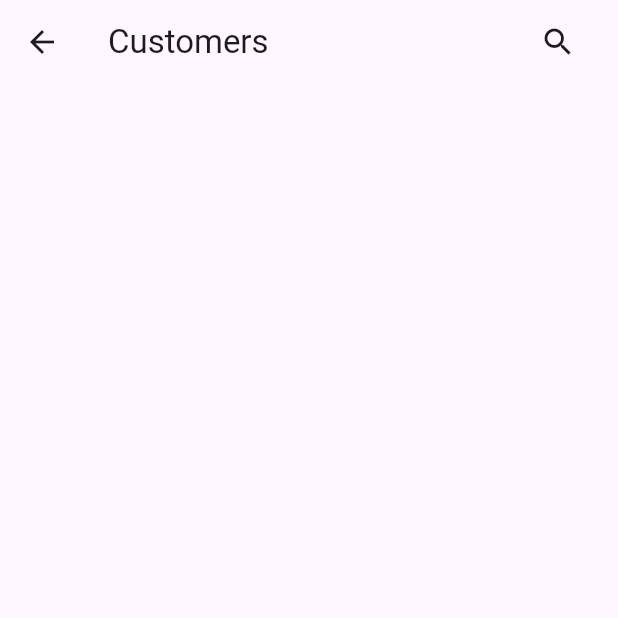
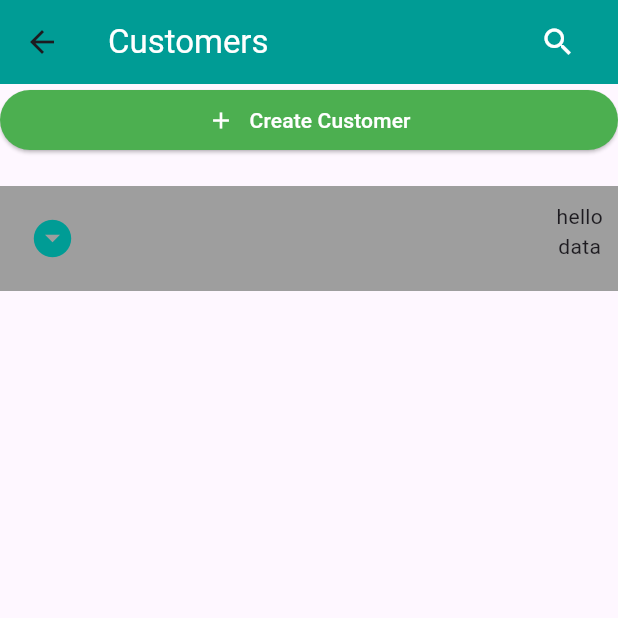
Before and after one commit to mariam1502/Get-Payin-mobile-app, a Flutter app: the CustomerScreen screen opened by its route, on a phone screen of 412 x 824 dp, the top half of it. Run offline on Flutter 3.47's test engine with Material 2 defaults, Android fonts, the phone set to English and light mode, and no system bars; our stand-ins replace fl_chart, go_router.

Commit message:
customer-details UI

```diff
--- a/lib/router/routes.dart
+++ b/lib/router/routes.dart
@@ -12,6 +12,7 @@ import '../screens/report-screen.dart';
 import '../screens/setting-screen.dart';
 import '../screens/vendors-screen.dart';
 import '../widgets/bottom_nav.dart';
+import '../screens/customers-details-screen.dart';
 
 class MyRoutes {
   final GoRouter myrouter = GoRouter(
@@ -26,6 +27,12 @@ class MyRoutes {
             path: 'customers',
             builder: (BuildContext context, GoRouterState state) {
               return const CustomerScreen();
+            },
+          ),
+          GoRoute(
+            path: 'customers-details',
+            builder: (BuildContext context, GoRouterState state) {
+              return const CustomerDetailsScreen();
             },
           ),
           GoRoute(
--- a/lib/screens/customers-screen.dart
+++ b/lib/screens/customers-screen.dart
@@ -1,5 +1,7 @@
 import 'package:flutter/material.dart';
 import '../widgets/drawer.dart';
+import '../widgets/cutomer-widgets/cutomer-data.dart';
+import 'package:go_router/go_router.dart';
 
 class CustomerScreen extends StatelessWidget {
   const CustomerScreen({super.key});
@@ -8,16 +10,58 @@ class CustomerScreen extends StatelessWidget {
   Widget build(BuildContext context) {
     return Scaffold(
       appBar: AppBar(
+          backgroundColor: Color(0xFF009C95),
           title: Row(
-        mainAxisAlignment: MainAxisAlignment.spaceBetween,
+            mainAxisAlignment: MainAxisAlignment.spaceBetween,
+            children: [
+              Text(
+                'Customers',
+                style: TextStyle(color: Colors.white),
+              ),
+              IconButton(
+                icon: Icon(
+                  Icons.search,
+                  color: Colors.white,
+                ),
+                onPressed: () {},
+              )
+            ],
+          )),
+      body: Column(
         children: [
-          Text('Customers'),
-          IconButton(
-            icon: Icon(Icons.search),
-            onPressed: () {},
-          )
+          Center(
+            child: Row(
+              children: [
+                Expanded(
+                  child: ElevatedButton(
+                    style: ElevatedButton.styleFrom(
+                      primary: Colors.green, // Set the button color to green
+                    ),
+                    onPressed: () {},
+                    child: Row(
+                      mainAxisAlignment: MainAxisAlignment.center,
+                      children: [
+                        Icon(
+                          Icons.add,
+                          color: Colors.white,
+                        ),
+                        SizedBox(
+                          width: 10,
+                        ),
+                        Text(
+                          'Create Customer',
+                          style: TextStyle(color: Colors.white),
+                        )
+                      ],
+                    ),
+                  ),
+                ),
+              ],
+            ),
+          ),
+          customerData()
         ],
-      )),
+      ),
     );
   }
 }
--- a/lib/widgets/bottom_nav.dart
+++ b/lib/widgets/bottom_nav.dart
@@ -1,5 +1,6 @@
 import 'package:flutter/material.dart';
 import 'package:get_payin/screens/dashboard-screen.dart';
+import '../screens/customers-screen.dart';
 
 class BottomNav extends StatefulWidget {
   const BottomNav({super.key});
@@ -12,6 +13,7 @@ class _BottomNavState extends State<BottomNav> {
   int _selectedIndex = 0;
 
   static const List<Widget> _pages = <Widget>[
+    CustomerScreen(),
     DashBoardScreen(),
     Text('Second Page'),
     Text('Third Page')
--- /dev/null
+++ b/lib/widgets/cutomer-widgets/cutomer-data.dart
@@ -0,0 +1,48 @@
+import 'package:flutter/material.dart';
+import 'package:go_router/go_router.dart';
+
+class customerData extends StatefulWidget {
+  const customerData({super.key});
+
+  @override
+  State<customerData> createState() => _customerDataState();
+}
+
+class _customerDataState extends State<customerData> {
+  @override
+  Widget build(BuildContext context) {
+    return Container(
+      color: Colors.grey,
+      width: MediaQuery.of(context).size.width,
+      padding: EdgeInsets.all(10),
+      margin: EdgeInsets.fromLTRB(0, 20, 0, 20),
+      height: 70,
+      child: Row(
+        mainAxisAlignment: MainAxisAlignment.spaceBetween,
+        children: [
+          Container(
+              child: IconButton(
+                  onPressed: () {
+                    context.go('/customers-details');
+                  },
+                  icon: Icon(
+                    Icons.arrow_drop_down_circle,
+                    color: Color(0xFF009C95),
+                    size: 30,
+                  )),
+              width: 50,
+              height: 50,
+              decoration: BoxDecoration(
+                shape: BoxShape.circle, // Make it a circular container
+              )),
+          Column(
+            children: [
+              Text('hello'),
+              Text('data'),
+            ],
+          )
+        ],
+      ),
+    );
+  }
+}
```
Also changed, not shown: lib/screens/customers-details-screen.dart (added, +49 -0 lines), lib/widgets/customer-destails-widgets/details-section.dart (added, +105 -0 lines), lib/widgets/customer-destails-widgets/row-data.dart (added, +108 -0 lines).
